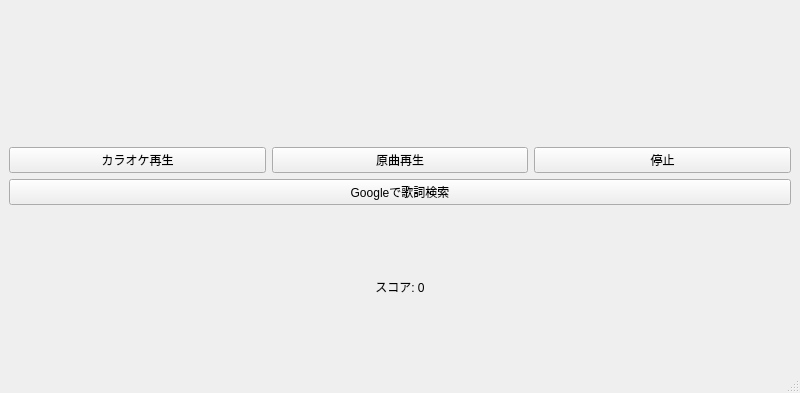
Qt form src/gui/ui/main_window.ui (ajshooting/nandemo-karaoke) before a commit; both pictures show x 0 to 800 and y 207 to 600 of the 800 by 600 pixel window.
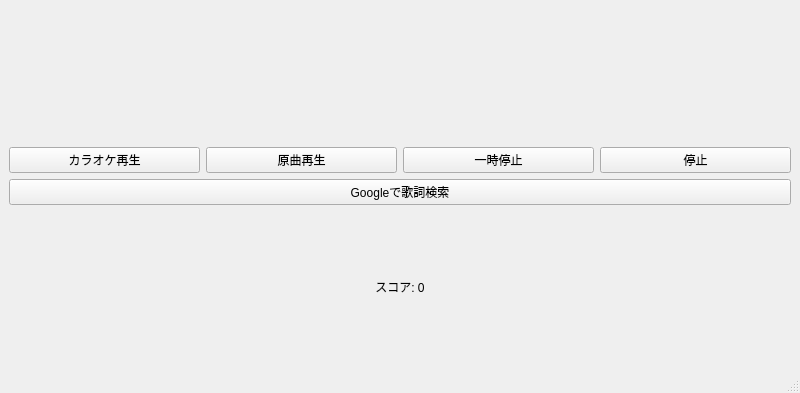
The same form after that commit. Custom widgets are drawn as their Qt base class.

Commit message: 一時停止とか

What changed in the file:
```diff
--- a/src/gui/ui/main_window.ui
+++ b/src/gui/ui/main_window.ui
@@ -65,6 +65,13 @@
                                 </property>
                             </widget>
                         </item>
+                        <item>
+                            <widget class="QPushButton" name="pauseButton">
+                                <property name="text">
+                                    <string>一時停止</string>
+                                </property>
+                            </widget>
+                        </item>
                         <item>
                             <widget class="QPushButton" name="stopButton">
                                 <property name="text">
```
The commit also changes 1 other file.
